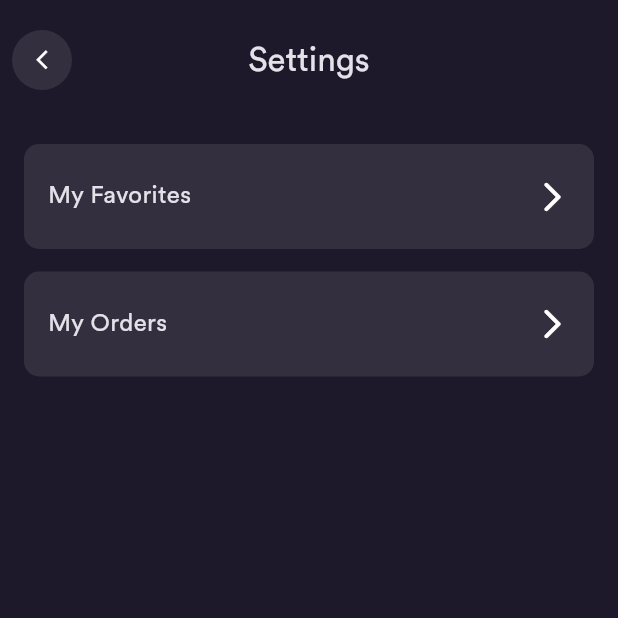
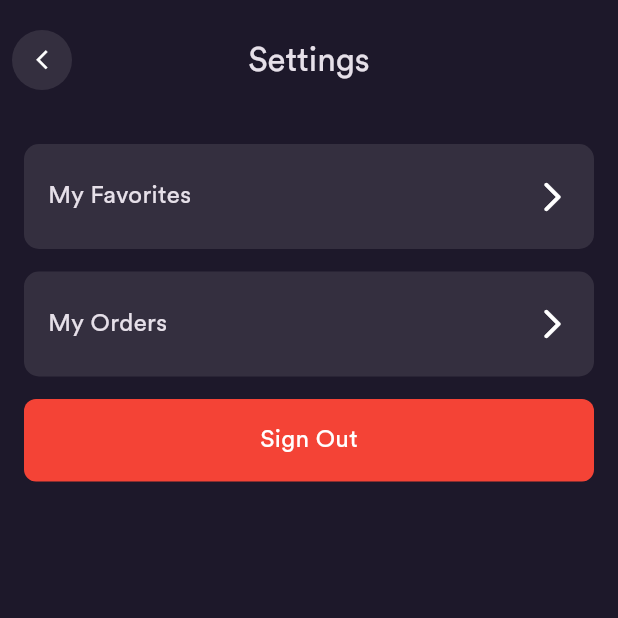
Before and after one commit to DangKhanh2808/ecommerce, a Flutter app: the SettingsPage screen opened directly, on a phone screen of 412 x 824 dp, the top half of it. Run offline on Flutter 3.47's test engine with Material 3 defaults, Android fonts, the phone set to English and light mode, and no system bars; our stand-ins replace cloud_firestore, dartz, firebase_auth, firebase_core, flutter_bloc, flutter_svg and 2 more; accounts and stored records are empty.

Commit message:
signout-button

```diff
--- a/lib/data/auth/repository/auth_respository_imple.dart
+++ b/lib/data/auth/repository/auth_respository_imple.dart
@@ -46,4 +46,9 @@ class AuthrepositoryImple extends AuthRepository {
       },
     );
   }
+
+  @override
+  Future<Either> signOut() async {
+    return await sl<AuthFirebaseService>().signOut();
+  }
 }
--- a/lib/domain/auth/repository/auth.dart
+++ b/lib/domain/auth/repository/auth.dart
@@ -9,4 +9,5 @@ abstract class AuthRepository {
   Future<Either> sendPasswordResetEmail(String email);
   Future<bool> isLoggedIn();
   Future<Either> getUser();
+  Future<Either> signOut();
 }
--- /dev/null
+++ b/lib/domain/auth/usecases/signout.dart
@@ -0,0 +1,11 @@
+import 'package:dartz/dartz.dart';
+import 'package:ecommerce/core/usecase/usecase.dart';
+import 'package:ecommerce/domain/auth/repository/auth.dart';
+import 'package:ecommerce/service_locator.dart';
+
+class SignoutUseCase implements UseCase<Either, dynamic> {
+  @override
+  Future<Either> call({params}) async {
+    return await sl<AuthRepository>().signOut();
+  }
+}
--- a/lib/presentation/auth/views/password_reset_email.dart
+++ b/lib/presentation/auth/views/password_reset_email.dart
@@ -48,10 +48,7 @@ class PasswordResetEmailPage extends StatelessWidget {
   Widget _returnToLoginButton(BuildContext context) {
     return BasicAppButton(
       onPressed: () {
-        AppNavigator.push(
-          context,
-          SigninPage(),
-        );
+        AppNavigator.pushReplacement(context, SigninPage());
       },
       width: 200,
       title: 'Return to Login',
--- a/lib/presentation/auth/views/signin.dart
+++ b/lib/presentation/auth/views/signin.dart
@@ -63,7 +63,8 @@ class SigninPage extends StatelessWidget {
 
   Widget _emailField(BuildContext context) {
     return TextField(
-      decoration: InputDecoration(
+      controller: _emailCon,
+      decoration: const InputDecoration(
         hintText: 'Email Address',
       ),
     );
--- a/lib/presentation/settings/views/settings.dart
+++ b/lib/presentation/settings/views/settings.dart
@@ -1,27 +1,55 @@
+import 'package:ecommerce/common/bloc/button/button_state.dart';
+import 'package:ecommerce/common/bloc/button/button_state_cubit.dart';
+import 'package:ecommerce/common/helper/navigator/app_navigator.dart';
 import 'package:ecommerce/common/widgets/appbar/app_bar.dart';
+import 'package:ecommerce/presentation/auth/views/signin.dart';
 import 'package:ecommerce/presentation/settings/widgets/my_favorite_tile.dart';
 import 'package:ecommerce/presentation/settings/widgets/my_order_tile.dart';
+import 'package:ecommerce/presentation/settings/widgets/signout.dart';
 import 'package:flutter/material.dart';
+import 'package:flutter_bloc/flutter_bloc.dart';
 
 class SettingsPage extends StatelessWidget {
   const SettingsPage({super.key});
 
   @override
   Widget build(BuildContext context) {
-    return const Scaffold(
-      appBar: BasicAppbar(
+    return Scaffold(
+      appBar: const BasicAppbar(
         title: Text('Settings'),
       ),
-      body: Padding(
-        padding: EdgeInsets.all(16),
-        child: Column(
-          children: [
-            MyFavortiesTile(),
-            SizedBox(
-              height: 15,
+      body: BlocProvider(
+        create: (context) => ButtonStateCubit(),
+        child: BlocListener<ButtonStateCubit, ButtonState>(
+          listener: (context, state) {
+            if (state is ButtonFailureState) {
+              var snackbar = SnackBar(
+                content: Text(state.errorMessage),
+                behavior: SnackBarBehavior.floating,
+              );
+              ScaffoldMessenger.of(context).showSnackBar(snackbar);
+            }
+
+            if (state is ButtonSuccessState) {
+              AppNavigator.pushAndRemove(context, SigninPage());
+            }
+          },
+          child: Padding(
+            padding: const EdgeInsets.all(16),
+            child: Column(
+              children: [
+                const MyFavortiesTile(),
+                const SizedBox(
+                  height: 15,
+                ),
+                const MyOrdersTile(),
+                const SizedBox(
+                  height: 15,
+                ),
+                SignOutButton(),
+              ],
             ),
-            MyOrdersTile()
-          ],
+          ),
         ),
       ),
     );
--- /dev/null
+++ b/lib/presentation/settings/widgets/signout.dart
@@ -0,0 +1,31 @@
+import 'package:ecommerce/common/bloc/button/button_state_cubit.dart';
+import 'package:ecommerce/domain/auth/usecases/signout.dart';
+import 'package:ecommerce/service_locator.dart';
+import 'package:flutter/material.dart';
+import 'package:flutter_bloc/flutter_bloc.dart';
+
+class SignOutButton extends StatelessWidget {
+  const SignOutButton({super.key});
+
+  @override
+  Widget build(BuildContext context) {
+    return GestureDetector(
+      onTap: () {
+        context.read<ButtonStateCubit>().execute(usecase: sl<SignoutUseCase>());
+      },
+      child: Container(
+        padding: const EdgeInsets.all(16),
+        decoration: BoxDecoration(
+          color: Colors.red,
+          borderRadius: BorderRadius.circular(8),
+        ),
+        child: const Center(
+          child: Text(
+            'Sign Out',
+            style: TextStyle(color: Colors.white, fontSize: 16),
+          ),
+        ),
+      ),
+    );
+  }
+}
--- a/lib/service_locator.dart
+++ b/lib/service_locator.dart
@@ -12,6 +12,7 @@ import 'package:ecommerce/domain/auth/usecases/get_user.dart';
 import 'package:ecommerce/domain/auth/usecases/is_logged_in.dart';
 import 'package:ecommerce/domain/auth/usecases/send_password_reset_email.dart';
 import 'package:ecommerce/domain/auth/usecases/signin.dart';
+import 'package:ecommerce/domain/auth/usecases/signout.dart';
 import 'package:ecommerce/domain/auth/usecases/signup.dart';
 import 'package:ecommerce/domain/category/repository/category.dart';
 import 'package:ecommerce/domain/category/usecases/get_categories.dart';
@@ -146,4 +147,8 @@ Future<void> initializeDependencies() async {
   sl.registerSingleton<GetOrdersUseCase>(
     GetOrdersUseCase(),
   );
+
+  sl.registerSingleton<SignoutUseCase>(
+    SignoutUseCase(),
+  );
 }
--- a/pubspec.yaml
+++ b/pubspec.yaml
@@ -41,6 +41,7 @@ dependencies:
   cloud_firestore: ^5.6.1
   flutter_bloc: ^8.1.6
   json_annotation: ^4.9.0
+  shared_preferences: ^2.5.3
 
 
 dev_dependencies:
```
Also changed, not shown: lib/common/widgets/button/basic_app_button.dart (+14 -18 lines), lib/data/auth/sources/auth_firebase_service.dart (+24 -2 lines), lib/presentation/auth/views/enter_password.dart (+10 -0 lines), pubspec.lock, 5 other files.
